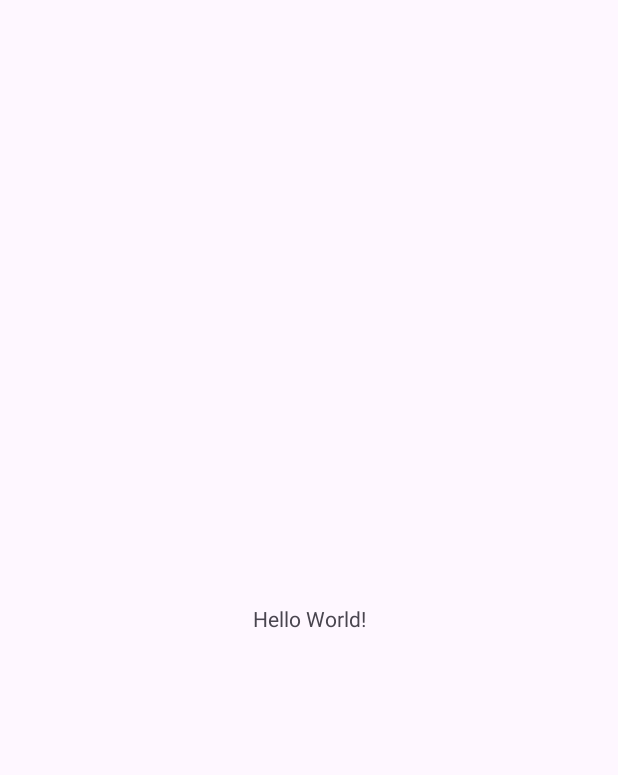
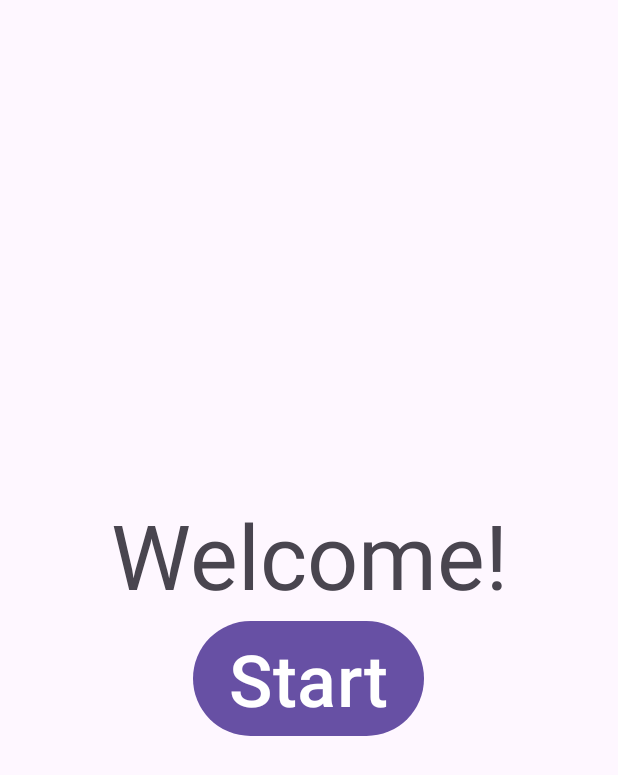
Before and after one commit to Imortallix/Errand-Adventures, an Android app: the screen it shows after launch (MainActivity), on a phone screen of 412 x 824 dp. Before the commit the part shown is almost empty. Shown: the top 775 px of the screen. Run offline under Robolectric (Android 15) with nearby library versions, the phone set to English and light mode, and no system bars.

Commit message:
Added start and adventure input activities.

```diff
--- a/app/build.gradle
+++ b/app/build.gradle
@@ -4,7 +4,7 @@ plugins {
 
 android {
     namespace 'com.cs407.errandadventures'
-    compileSdk 33
+    compileSdk 34
 
     defaultConfig {
         applicationId "com.cs407.errandadventures"
--- a/app/src/main/AndroidManifest.xml
+++ b/app/src/main/AndroidManifest.xml
@@ -13,6 +13,9 @@
         android:theme="@style/Theme.ErrandAdventures"
         tools:targetApi="31">
         <activity
+            android:name=".AdventureInputActivity"
+            android:exported="false" />
+        <activity
             android:name=".MainActivity"
             android:exported="true">
             <intent-filter>
--- a/app/src/main/res/layout/activity_main.xml
+++ b/app/src/main/res/layout/activity_main.xml
@@ -1,18 +1,25 @@
 <?xml version="1.0" encoding="utf-8"?>
-<androidx.constraintlayout.widget.ConstraintLayout xmlns:android="http://schemas.android.com/apk/res/android"
+<LinearLayout xmlns:android="http://schemas.android.com/apk/res/android"
     xmlns:app="http://schemas.android.com/apk/res-auto"
     xmlns:tools="http://schemas.android.com/tools"
     android:layout_width="match_parent"
     android:layout_height="match_parent"
+    android:gravity="center_horizontal|center_vertical"
+    android:orientation="vertical"
     tools:context=".MainActivity">
 
     <TextView
+        android:id="@+id/welcomeText"
+        android:layout_width="match_parent"
+        android:layout_height="wrap_content"
+        android:text="Welcome!"
+        android:textAlignment="center"
+        android:textSize="60sp" />
+
+    <Button
+        android:id="@+id/startButton"
         android:layout_width="wrap_content"
         android:layout_height="wrap_content"
-        android:text="Hello World!"
-        app:layout_constraintBottom_toBottomOf="parent"
-        app:layout_constraintEnd_toEndOf="parent"
-        app:layout_constraintStart_toStartOf="parent"
-        app:layout_constraintTop_toTopOf="parent" />
-
-</androidx.constraintlayout.widget.ConstraintLayout>
+        android:text="Start"
+        android:textSize="48sp" />
+</LinearLayout>
```
Also changed, not shown: app/src/main/java/com/cs407/errandadventures/AdventureInputActivity.java (added, +14 -0 lines), app/src/main/res/layout/adventure_input_activity.xml (added, +45 -0 lines).
